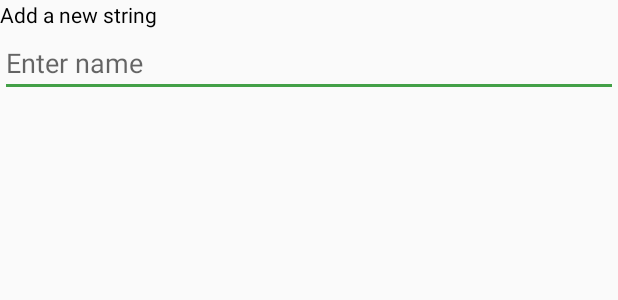
After one commit to juliusvega998/randomizer, an Android app: the layout dialog_add_string.xml on its own in the app's theme, with its tools: preview values and no code run, on a phone screen of 412 x 824 dp. The commit adds this screen. Shown: the top 300 px of the screen. Run offline under Robolectric (Android 15) with nearby library versions, the phone set to English and light mode, and no system bars.

Commit message:
Add string now works. Removed dummy data

```diff
--- a/app/src/main/res/layout/content_main.xml
+++ b/app/src/main/res/layout/content_main.xml
@@ -24,7 +24,8 @@
         android:layout_alignParentEnd="true"
         android:layout_alignParentStart="true"
         android:gravity="center_vertical|center_horizontal"
-        android:textSize="50sp" />
+        android:textSize="50sp"
+        android:textColor="@color/grey" />
 
     <Button
         android:layout_width="wrap_content"
--- /dev/null
+++ b/app/src/main/res/layout/dialog_add_string.xml
@@ -0,0 +1,20 @@
+<?xml version="1.0" encoding="utf-8"?>
+<LinearLayout xmlns:android="http://schemas.android.com/apk/res/android"
+    android:orientation="vertical" android:layout_width="match_parent"
+    android:layout_height="match_parent">
+
+    <TextView
+        android:layout_width="match_parent"
+        android:layout_height="wrap_content"
+        android:id="@+id/textView2"
+        android:text="@string/add_new"
+        android:textColor="@color/black" />
+
+    <EditText
+        android:layout_width="match_parent"
+        android:layout_height="wrap_content"
+        android:inputType="textPersonName"
+        android:ems="10"
+        android:id="@+id/name"
+        android:hint="@string/name_placeholder" />
+</LinearLayout>
--- a/app/src/main/res/values/strings.xml
+++ b/app/src/main/res/values/strings.xml
@@ -5,4 +5,6 @@
     <string name="view_objects_text">View Objects</string>
     <string name="init_string">---</string>
     <string name="title_activity_view">ViewActivity</string>
+    <string name="add_new">Add a new string</string>
+    <string name="name_placeholder">Enter name</string>
 </resources>
```
Also changed, not shown: app/src/main/java/com/kintetsu/aspirev3/randomizer/MainActivity.java (+55 -13 lines), app/src/main/java/com/kintetsu/aspirev3/randomizer/ViewActivity.java (+6 -10 lines).
